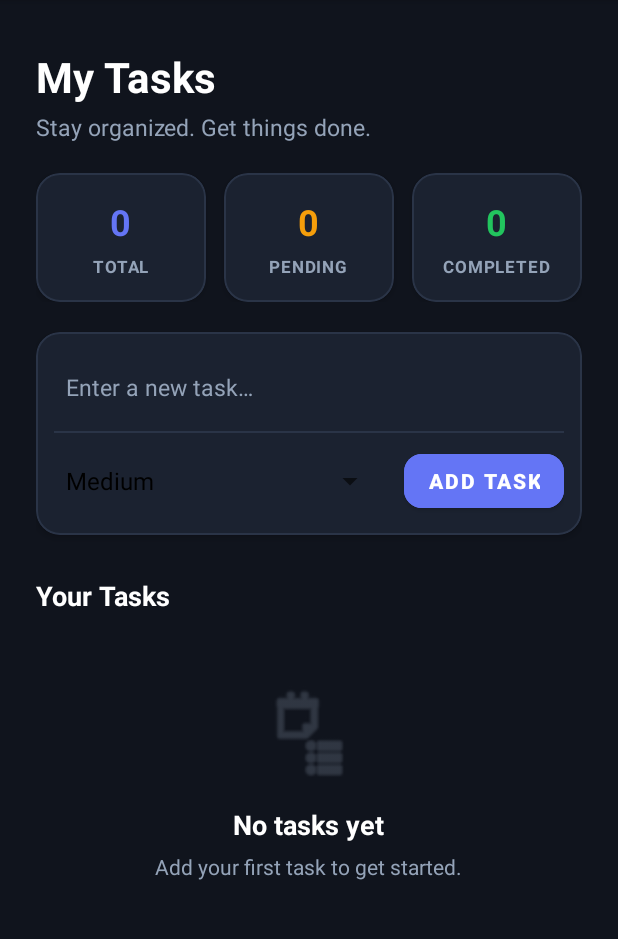
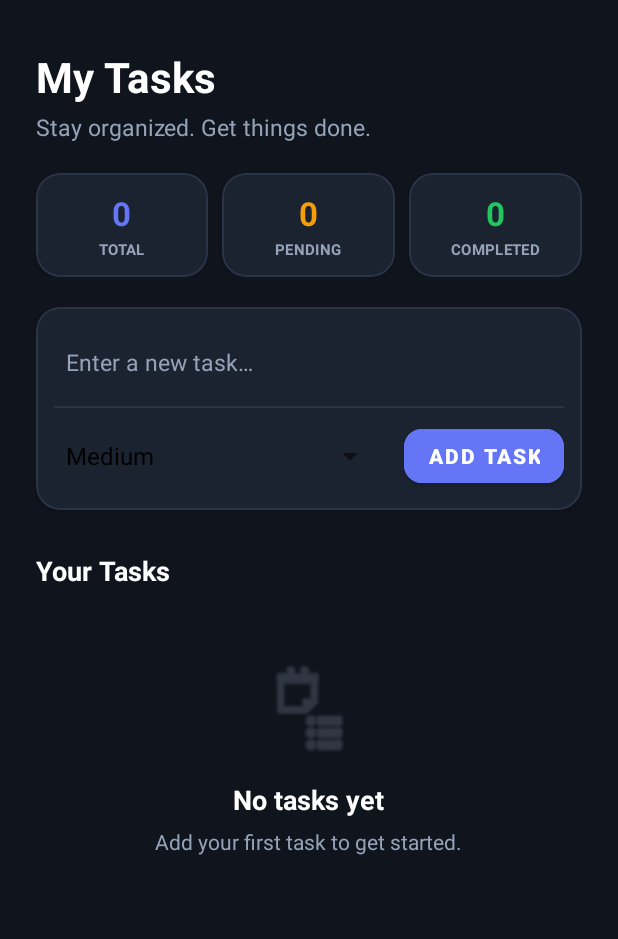
Before and after one commit to zaid-code-max/employee-task-manager, an Android app: the TaskDetailsActivity screen opened directly, with no data from a screen before it, on a phone screen of 412 x 824 dp, the part 84-1023 px from its top. Run offline under Robolectric (Android 15) with nearby library versions, the phone set to English and light mode, and no system bars; our stand-ins replace Room's generated code.

Commit message:
Day 4: Fix stats card labels single-line alignment and prevent character wrapping

```diff
--- a/app/src/main/res/layout/activity_task_details.xml
+++ b/app/src/main/res/layout/activity_task_details.xml
@@ -36,7 +36,7 @@
             app:layout_constraintStart_toStartOf="parent"
             app:layout_constraintTop_toBottomOf="@id/textViewTaskDetailsTitle" />
 
-        <!-- Statistics Dashboard (3 Cards) -->
+        <!-- Statistics Dashboard (3 Equal-Sized Cards) -->
         <LinearLayout
             android:id="@+id/layoutStats"
             android:layout_width="0dp"
@@ -53,7 +53,7 @@
                 android:layout_width="0dp"
                 android:layout_height="wrap_content"
                 android:layout_weight="1"
-                android:layout_marginEnd="8dp"
+                android:layout_marginEnd="6dp"
                 app:cardBackgroundColor="@color/card_dark"
                 app:cardCornerRadius="16dp"
                 app:cardElevation="3dp"
@@ -65,7 +65,7 @@
                     android:layout_height="wrap_content"
                     android:orientation="vertical"
                     android:gravity="center"
-                    android:padding="16dp">
+                    android:padding="12dp">
 
                     <TextView
                         android:id="@+id/textViewTotalCount"
@@ -73,17 +73,20 @@
                         android:layout_height="wrap_content"
                         android:text="0"
                         android:textColor="@color/primary_indigo"
-                        android:textSize="24sp"
+                        android:textSize="22sp"
                         android:textStyle="bold" />
 
                     <TextView
                         android:layout_width="wrap_content"
                         android:layout_height="wrap_content"
-                        android:layout_marginTop="6dp"
-                        android:letterSpacing="0.05"
+                        android:layout_marginTop="4dp"
+                        android:letterSpacing="0.02"
+                        android:maxLines="1"
+                        android:singleLine="true"
+                        android:includeFontPadding="false"
                         android:text="@string/stats_total_label"
                         android:textColor="@color/text_muted"
-                        android:textSize="11sp"
+                        android:textSize="10sp"
                         android:textStyle="bold" />
 
                 </LinearLayout>
@@ -95,8 +98,8 @@
                 android:layout_width="0dp"
                 android:layout_height="wrap_content"
                 android:layout_weight="1"
-                android:layout_marginStart="4dp"
-                android:layout_marginEnd="4dp"
+                android:layout_marginStart="3dp"
+                android:layout_marginEnd="3dp"
                 app:cardBackgroundColor="@color/card_dark"
                 app:cardCornerRadius="16dp"
                 app:cardElevation="3dp"
@@ -108,7 +111,7 @@
                     android:layout_height="wrap_content"
                     android:orientation="vertical"
                     android:gravity="center"
-                    android:padding="16dp">
+                    android:padding="12dp">
 
                     <TextView
                         android:id="@+id/textViewPendingCount"
@@ -116,17 +119,20 @@
                         android:layout_height="wrap_content"
                         android:text="0"
                         android:textColor="@color/status_amber"
-                        android:textSize="24sp"
+                        android:textSize="22sp"
                         android:textStyle="bold" />
 
                     <TextView
                         android:layout_width="wrap_content"
                         android:layout_height="wrap_content"
-                        android:layout_marginTop="6dp"
-                        android:letterSpacing="0.05"
+                        android:layout_marginTop="4dp"
+                        android:letterSpacing="0.02"
+                        android:maxLines="1"
+                        android:singleLine="true"
+                        android:includeFontPadding="false"
                         android:text="@string/stats_pending_label"
                         android:textColor="@color/text_muted"
-                        android:textSize="11sp"
+                        android:textSize="10sp"
                         android:textStyle="bold" />
 
                 </LinearLayout>
@@ -138,7 +144,7 @@
                 android:layout_width="0dp"
                 android:layout_height="wrap_content"
                 android:layout_weight="1"
-                android:layout_marginStart="8dp"
+                android:layout_marginStart="6dp"
                 app:cardBackgroundColor="@color/card_dark"
                 app:cardCornerRadius="16dp"
                 app:cardElevation="3dp"
@@ -150,7 +156,7 @@
                     android:layout_height="wrap_content"
                     android:orientation="vertical"
                     android:gravity="center"
-                    android:padding="16dp">
+                    android:padding="12dp">
 
                     <TextView
                         android:id="@+id/textViewCompletedCount"
@@ -158,17 +164,20 @@
                         android:layout_height="wrap_content"
                         android:text="0"
                         android:textColor="@color/status_green"
-                        android:textSize="24sp"
+                        android:textSize="22sp"
                         android:textStyle="bold" />
 
                     <TextView
                         android:layout_width="wrap_content"
                         android:layout_height="wrap_content"
-                        android:layout_marginTop="6dp"
-                        android:letterSpacing="0.05"
+                        android:layout_marginTop="4dp"
+                        android:letterSpacing="0.02"
+                        android:maxLines="1"
+                        android:singleLine="true"
+                        android:includeFontPadding="false"
                         android:text="@string/stats_completed_label"
                         android:textColor="@color/text_muted"
-                        android:textSize="11sp"
+                        android:textSize="10sp"
                         android:textStyle="bold" />
 
                 </LinearLayout>
@@ -265,7 +274,7 @@
             android:id="@+id/recyclerViewTasks"
             android:layout_width="0dp"
             android:layout_height="wrap_content"
-            android:layout_marginTop="12dp"
+            android:layout_marginTop="16dp"
             android:nestedScrollingEnabled="false"
             app:layout_constraintEnd_toEndOf="parent"
             app:layout_constraintStart_toStartOf="parent"
```
